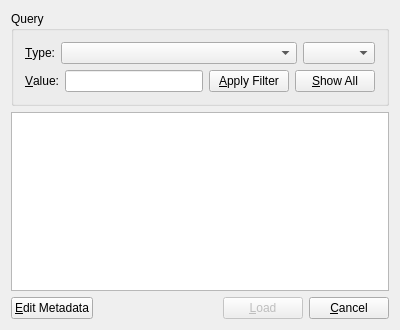
Before: the Qt Designer form finddialog.ui in mueslo/TEA, drawn with Qt 5.
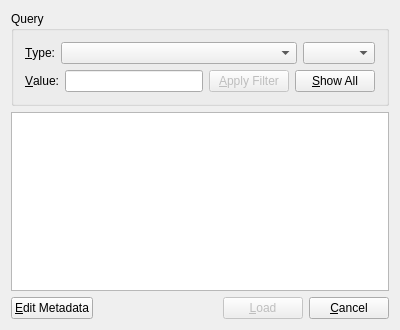
After: the same form once the commit is applied. Icons and pictures are not drawn.

```diff
--- a/finddialog.ui
+++ b/finddialog.ui
@@ -84,6 +84,9 @@
         </item>
         <item>
          <widget class="QPushButton" name="qyApply">
+          <property name="enabled">
+           <bool>false</bool>
+          </property>
           <property name="text">
            <string>&amp;Apply Filter</string>
           </property>
```
